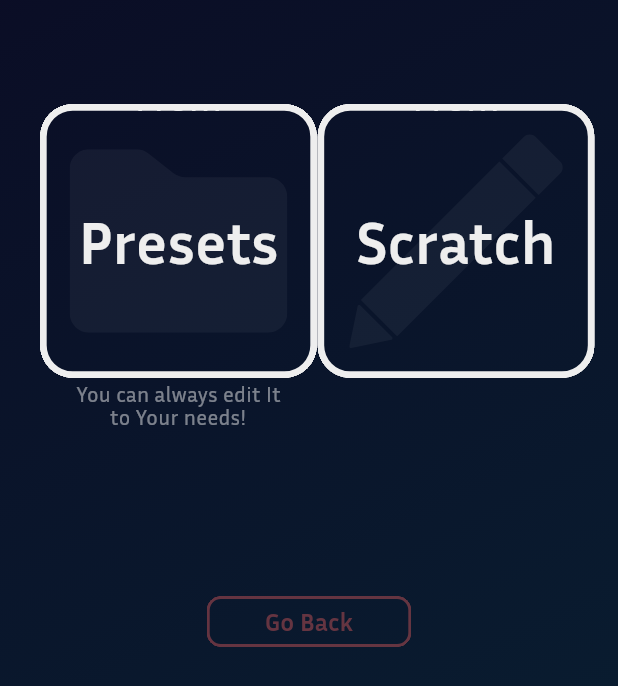
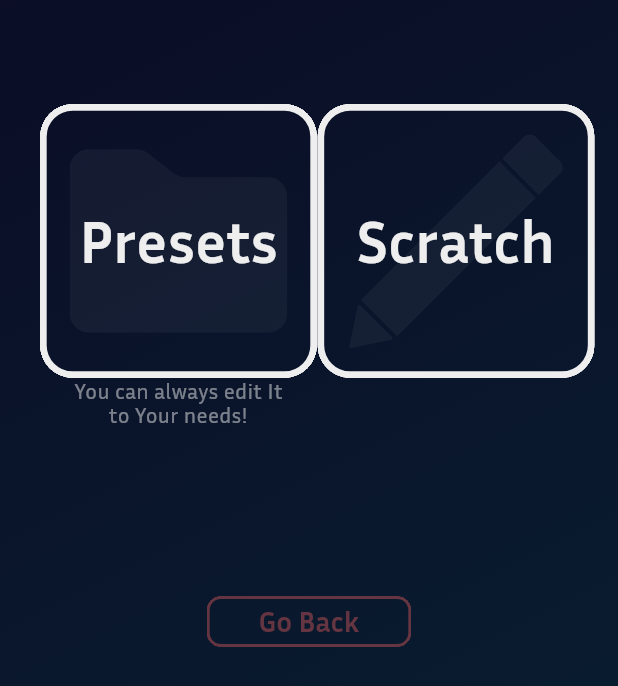
Before and after one commit to Katanasoldier/YourBreak, a Flutter app: the TwoChoiceRedirectionTemplatePage screen opened directly, on a phone screen of 412 x 824 dp. Shown: the part 383-1069 px from the top of the screen. Run offline on Flutter 3.47's test engine with Material 3 defaults, Android fonts, the phone set to English and light mode, and no system bars; our stand-ins replace audioplayers, flutter_screenutil, flutter_svg, hive, hive_flutter, page_transition and 1 more; missing offline and left inert: window_manager; accounts and stored records are empty.

Commit message:
Change `generic_buttons` font sizes to standardized
## Commit Description:
Adds new font size constants for both `genericRectangleButton`s and `squarebutton`, and replaces font sizes with the standardized ones within `SquareButton`, `ReturnButton` and `SaveButton`.

```diff
--- a/lib/constants/size_constants.dart
+++ b/lib/constants/size_constants.dart
@@ -9,6 +9,10 @@ class WidgetSizeConstants {
 
 /// Contains standardized font sizes used across the application.
 class FontSizes {
-  static const double appTitleHeader = 70.0;
-  static const double pageHeader = 55.0;
+  static const double appTitleHeader = 70;
+  static const double pageHeader = 55;
+  static const double genericRectangleButton = 20;
+  static const double squarebuttonMainText = 40;
+  static const double squarebuttonSupportText = 27.5;
+  static const double squarebuttonDescriptionText = 14.5;
 }
--- a/lib/templates/generic_buttons/return_button.dart
+++ b/lib/templates/generic_buttons/return_button.dart
@@ -130,7 +130,7 @@ class ReturnButtonState extends State<ReturnButton> with TickerProviderStateMixi
                           child: Text(
                             'Go Back',
                             style: TextStyle(
-                              fontSize: maxSize * 0.125,
+                              fontSize: FontSizes.genericRectangleButton,
                               color: ReturnButtonColors.mainText,
                               fontWeight: FontWeight.w700,
                             ),
--- a/lib/templates/generic_buttons/save_button.dart
+++ b/lib/templates/generic_buttons/save_button.dart
@@ -119,7 +119,7 @@ class SaveButtonState extends State<SaveButton> with TickerProviderStateMixin, I
                           child: Text(
                             'Save',
                             style: TextStyle(
-                              fontSize: maxSize * 0.125,
+                              fontSize: FontSizes.genericRectangleButton,
                               color: SaveButtonColors.mainText,
                               fontWeight: FontWeight.w700,
                             ),
--- a/lib/templates/generic_buttons/square_button/square_button.dart
+++ b/lib/templates/generic_buttons/square_button/square_button.dart
@@ -186,8 +186,8 @@ class SquareButtonState extends State<SquareButton> with TickerProviderStateMixi
                           mainText: widget.mainText,
                           supportText: widget.supportText,
 
-                          mainTextFontSize: mainTextFontSize,
-                          supportTextFontSize: supportTextFontSize,
+                          mainTextFontSize: FontSizes.squarebuttonMainText,
+                          supportTextFontSize: FontSizes.squarebuttonSupportText,
 
                           invertTextOrder: widget.invertTextOrder,
 
@@ -207,7 +207,7 @@ class SquareButtonState extends State<SquareButton> with TickerProviderStateMixi
                     widget.description!,
                     style: TextStyle(
                       color: SquareButtonColors.description,
-                      fontSize: maxButtonWidth * 0.077,
+                      fontSize: FontSizes.squarebuttonDescriptionText,
                       fontWeight: FontWeight.w400,
                       height: 1.07
                     ),
```
